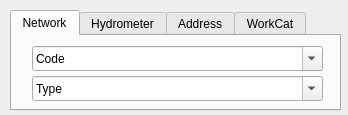
Old version of the form search/ui/search_plus_dialog.ui in the repository Giswater/giswater_qgis_plugin.
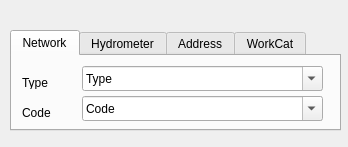
New version of the form. The open tabs and pages were chosen to show the change.

Commit message: #208 parametrize def set_model_by_list(self, list, widget):

The edit to the form file:
```diff
--- a/search/ui/search_plus_dialog.ui
+++ b/search/ui/search_plus_dialog.ui
@@ -7,7 +7,7 @@
     <x>0</x>
     <y>0</y>
     <width>348</width>
-    <height>115</height>
+    <height>147</height>
    </rect>
   </property>
   <property name="windowTitle">
@@ -17,7 +17,7 @@
    <property name="geometry">
     <rect>
      <x>10</x>
-     <y>10</y>
+     <y>30</y>
      <width>331</width>
      <height>101</height>
     </rect>
@@ -32,9 +32,9 @@
     <widget class="QComboBox" name="network_code">
      <property name="geometry">
       <rect>
-       <x>20</x>
-       <y>10</y>
-       <width>291</width>
+       <x>70</x>
+       <y>40</y>
+       <width>241</width>
        <height>25</height>
       </rect>
      </property>
@@ -50,9 +50,9 @@
     <widget class="QComboBox" name="network_geom_type">
      <property name="geometry">
       <rect>
-       <x>20</x>
-       <y>40</y>
-       <width>291</width>
+       <x>70</x>
+       <y>10</y>
+       <width>241</width>
        <height>25</height>
       </rect>
      </property>
@@ -65,6 +65,32 @@
       </property>
      </item>
     </widget>
+    <widget class="QLabel" name="label">
+     <property name="geometry">
+      <rect>
+       <x>10</x>
+       <y>20</y>
+       <width>46</width>
+       <height>13</height>
+      </rect>
+     </property>
+     <property name="text">
+      <string>Type</string>
+     </property>
+    </widget>
+    <widget class="QLabel" name="label_2">
+     <property name="geometry">
+      <rect>
+       <x>10</x>
+       <y>50</y>
+       <width>46</width>
+       <height>13</height>
+      </rect>
+     </property>
+     <property name="text">
+      <string>Code</string>
+     </property>
+    </widget>
    </widget>
    <widget class="QWidget" name="tab_hydrometer">
     <attribute name="title">
```
Left out of the diff: 36 changed lines with no effect on the pictures. The commit also changes 1 other file.
